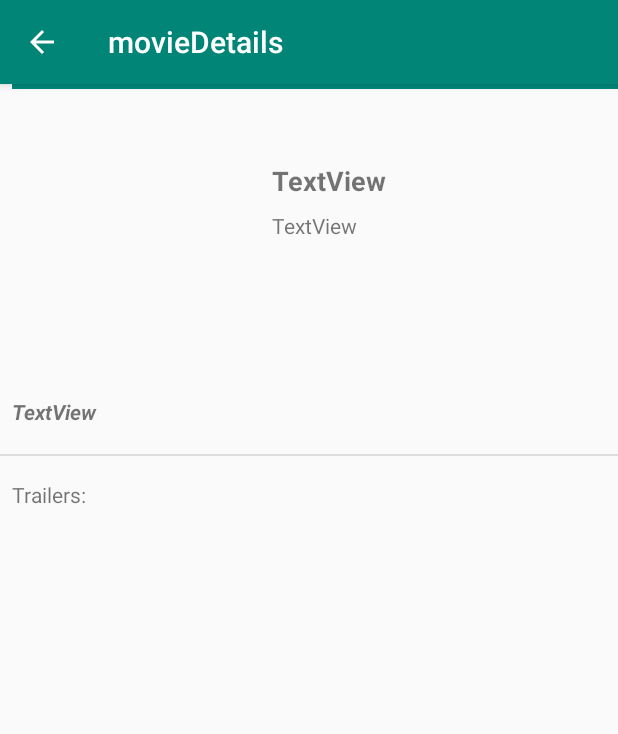
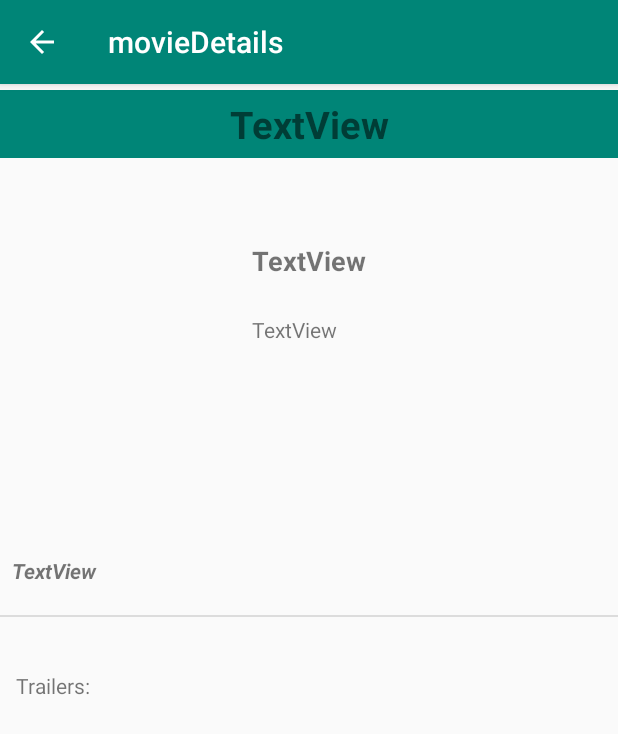
Before and after one commit to jtoguntoye/PopularMovies, an Android app: the movieDetailsActivity screen opened directly, with no data from a screen before it, on a phone screen of 412 x 824 dp. Shown: the top 734 px of the screen. Run offline under Robolectric (Android 15) with nearby library versions, the phone set to English and light mode, and no system bars; pictures from the network do not load.

Commit message:
fix for detail layout issue and first pass on adding sort order

```diff
--- a/app/build.gradle
+++ b/app/build.gradle
@@ -38,9 +38,14 @@ dependencies {
     implementation 'androidx.appcompat:appcompat:1.1.0'
     implementation 'androidx.constraintlayout:constraintlayout:1.1.3'
     implementation 'com.google.android.material:material:1.0.0'
+    implementation 'androidx.legacy:legacy-support-v4:1.0.0'
     testImplementation 'junit:junit:4.12'
     androidTestImplementation 'androidx.test:runner:1.2.0'
     androidTestImplementation 'androidx.test.espresso:espresso-core:3.2.0'
+
+    implementation "androidx.preference:preference:1.1.0"
+
+    implementation 'com.android.support:preference-v7:29.1.0'
 
     //Adding Retrofit and Gson dependency
     implementation 'com.squareup.retrofit2:retrofit:2.7.0'
--- a/app/src/main/AndroidManifest.xml
+++ b/app/src/main/AndroidManifest.xml
@@ -11,6 +11,12 @@
         android:roundIcon="@mipmap/ic_launcher_round"
         android:supportsRtl="true"
         android:theme="@style/AppTheme">
+
+        <activity android:name=".SettingsActivity">
+            <meta-data
+                android:name="android.support.PARENT_ACTIVITY"
+                android:value=".MainActivity"/>
+        </activity>
         <activity
             android:name=".movieDetailsActivity"
             android:label="@string/title_activity_movie_details"
--- a/app/src/main/java/com/e/popularmoviesudacity/Retrofit/TmdbInterface.java
+++ b/app/src/main/java/com/e/popularmoviesudacity/Retrofit/TmdbInterface.java
@@ -21,4 +21,9 @@ public interface TmdbInterface {
             @Path("movie_id") int movieID,
             @Query("api_key") String apiKey
     );
+
+    @GET("movie/top_rated")
+    Call<MovieResponse> getTopRated(
+            @Query("api_key") String apiKey
+    );
 }
--- a/app/src/main/java/com/e/popularmoviesudacity/mainActivityViewModel.java
+++ b/app/src/main/java/com/e/popularmoviesudacity/mainActivityViewModel.java
@@ -13,17 +13,21 @@ import java.util.List;
 public class mainActivityViewModel extends ViewModel {
 
     private LiveData<List<Movie>> popularMoviesLiveData;
+    private LiveData<List<Movie>> topRatedList;
 
     public mainActivityViewModel() {
 //PopularmoviesLiveData = new MutableLiveData<>();
         movieDataSource movieDataSource = new movieDataSource();
         popularMoviesLiveData = movieDataSource.getPopularMovies();
+        topRatedList = movieDataSource.getTopRated();
     }
 
 
-        public LiveData<List<Movie>> getPopularMoviesLiveData(){
+        LiveData<List<Movie>> getPopularMoviesLiveData(){
         return popularMoviesLiveData;
         }
 
 
+        LiveData<List<Movie>> getTopRatedList(){return topRatedList;}
+
 }
--- a/app/src/main/res/layout/content_movie_details.xml
+++ b/app/src/main/res/layout/content_movie_details.xml
@@ -17,122 +17,88 @@
 
 
         <TextView
+            android:textSize="25sp"
             android:id="@+id/detail_movie_title"
             android:layout_width="match_parent"
             android:layout_height="45dp"
-        android:layout_marginTop="14dp"
-        android:layout_marginStart="8dp"
-        android:layout_marginBottom="8dp"
+            android:layout_marginTop="60dp"
             android:background="@color/colorPrimary"
+            android:gravity="center_vertical"
             android:text="TextView"
             android:textAlignment="center"
             android:textStyle="bold"
-        app:layout_constraintBottom_toBottomOf="parent"
-        app:layout_constraintEnd_toEndOf="parent"
-        app:layout_constraintHorizontal_bias="0.0"
-        app:layout_constraintStart_toStartOf="parent"
             app:layout_constraintTop_toTopOf="parent"
-        app:layout_constraintVertical_bias="0.0" />
+            tools:layout_editor_absoluteX="0dp" />
 
         <ImageView
             android:id="@+id/detail_movie_poster"
             android:layout_width="120dp"
             android:layout_height="185dp"
-        android:layout_marginStart="8dp"
-        android:layout_marginTop="8dp"
-        android:layout_marginEnd="8dp"
-        android:layout_marginBottom="8dp"
-        app:layout_constraintBottom_toBottomOf="parent"
+            android:layout_marginTop="40dp"
+            android:layout_marginEnd="280dp"
             app:layout_constraintEnd_toEndOf="parent"
-        app:layout_constraintHorizontal_bias="0.029"
-        app:layout_constraintStart_toStartOf="parent"
             app:layout_constraintTop_toBottomOf="@+id/detail_movie_title"
-        app:layout_constraintVertical_bias="0.033"
             tools:srcCompat="@color/colorPrimary" />
 
         <TextView
             android:id="@+id/release_year"
-        android:layout_width="0dp"
+            android:layout_width="222dp"
             android:layout_height="wrap_content"
-        android:layout_marginStart="45dp"
-        android:layout_marginTop="8dp"
-        android:layout_marginEnd="8dp"
+            android:layout_marginStart="36dp"
+            android:layout_marginTop="56dp"
             android:text="TextView"
             android:textSize="18sp"
             android:textStyle="bold"
-        app:layout_constraintBottom_toBottomOf="parent"
-        app:layout_constraintEnd_toEndOf="parent"
-        app:layout_constraintHorizontal_bias="0.0"
             app:layout_constraintStart_toEndOf="@+id/detail_movie_poster"
-        app:layout_constraintTop_toBottomOf="@+id/detail_movie_title"
-        app:layout_constraintVertical_bias="0.077" />
+            app:layout_constraintTop_toBottomOf="@+id/detail_movie_title" />
 
         <TextView
             android:id="@+id/movie_rating"
-        android:layout_width="0dp"
+            android:layout_width="222dp"
             android:layout_height="wrap_content"
-        android:layout_marginStart="45dp"
-        android:layout_marginTop="8dp"
-        android:layout_marginEnd="8dp"
-        android:layout_marginBottom="460dp"
+            android:layout_marginStart="36dp"
+            android:layout_marginTop="24dp"
             android:text="TextView"
-        app:layout_constraintBottom_toBottomOf="parent"
-        app:layout_constraintEnd_toEndOf="parent"
-        app:layout_constraintHorizontal_bias="0.395"
             app:layout_constraintStart_toEndOf="@+id/detail_movie_poster"
-        app:layout_constraintTop_toBottomOf="@+id/release_year"
-        app:layout_constraintVertical_bias="1.0" />
+            app:layout_constraintTop_toBottomOf="@+id/release_year" />
 
         <TextView
             android:id="@+id/movie_overview"
             android:layout_width="match_parent"
             android:layout_height="wrap_content"
+            android:layout_marginTop="40dp"
             android:layout_marginStart="8dp"
             android:layout_marginEnd="8dp"
-        android:layout_marginBottom="10dp"
             android:text="TextView"
             android:textStyle="bold|italic"
-        app:layout_constraintBottom_toTopOf="@+id/divider"
-        app:layout_constraintEnd_toEndOf="parent"
-        app:layout_constraintHorizontal_bias="0.452"
-        app:layout_constraintStart_toStartOf="parent"
             app:layout_constraintTop_toBottomOf="@+id/detail_movie_poster"
-        app:layout_constraintVertical_bias="0.179" />
+            tools:layout_editor_absoluteX="11dp" />
 
         <View
             android:id="@+id/divider"
             android:layout_width="match_parent"
             android:layout_height="1dp"
-        android:layout_marginTop="8dp"
-        android:layout_marginBottom="8dp"
+            android:layout_marginTop="20dp"
             android:background="?android:attr/listDivider"
-        app:layout_constraintBottom_toTopOf="@id/trailer_heading"
             app:layout_constraintTop_toBottomOf="@+id/movie_overview"
-        app:layout_constraintVertical_bias="0.112"
             tools:layout_editor_absoluteX="0dp" />
 
         <androidx.recyclerview.widget.RecyclerView
             android:id="@+id/trailer_recycler_View"
             android:layout_width="match_parent"
             android:layout_height="wrap_content"
-        android:layout_marginTop="44dp"
-        app:layout_constraintTop_toBottomOf="@id/divider"
+            android:layout_marginTop="20dp"
+            app:layout_constraintTop_toBottomOf="@+id/trailer_heading"
             tools:layout_editor_absoluteX="0dp" />
 
         <TextView
             android:id="@+id/trailer_heading"
             android:layout_width="wrap_content"
-        android:layout_height="wrap_content"
-        android:layout_marginStart="8dp"
-        android:layout_marginTop="8dp"
-        android:layout_marginEnd="8dp"
-        android:layout_marginBottom="8dp"
+            android:layout_height="25dp"
+            android:layout_marginTop="36dp"
+            android:layout_marginEnd="352dp"
             android:text="Trailers:"
-        app:layout_constraintBottom_toTopOf="@+id/trailer_recycler_View"
             app:layout_constraintEnd_toEndOf="parent"
-        app:layout_constraintHorizontal_bias="0.0"
-        app:layout_constraintStart_toStartOf="parent"
-        app:layout_constraintTop_toBottomOf="@+id/divider"
-        app:layout_constraintVertical_bias="0.6" />
+            app:layout_constraintTop_toBottomOf="@+id/divider" />
     </androidx.constraintlayout.widget.ConstraintLayout>
 </ScrollView>
--- a/app/src/main/res/menu/menu_main.xml
+++ b/app/src/main/res/menu/menu_main.xml
@@ -7,4 +7,5 @@
         android:orderInCategory="100"
         android:title="@string/action_settings"
         app:showAsAction="never" />
+
 </menu>
```
Also changed, not shown: app/src/main/java/com/e/popularmoviesudacity/MainActivity.java (+33 -5 lines), app/src/main/java/com/e/popularmoviesudacity/SettingsActivity.java (added, +20 -0 lines), app/src/main/java/com/e/popularmoviesudacity/SettingsFragment.java (added, +26 -0 lines), app/src/main/java/com/e/popularmoviesudacity/movieDataSource.java (+37 -2 lines), app/src/main/res/layout/trailer_item_layout.xml (+28 -14 lines), app/src/main/res/values/arrays.xml (added, +7 -0 lines), app/src/main/res/values/strings.xml (+7 -0 lines), app/src/main/res/xml/preferences.xml (added, +13 -0 lines). Lines whose indentation alone changed are shown as unchanged.
